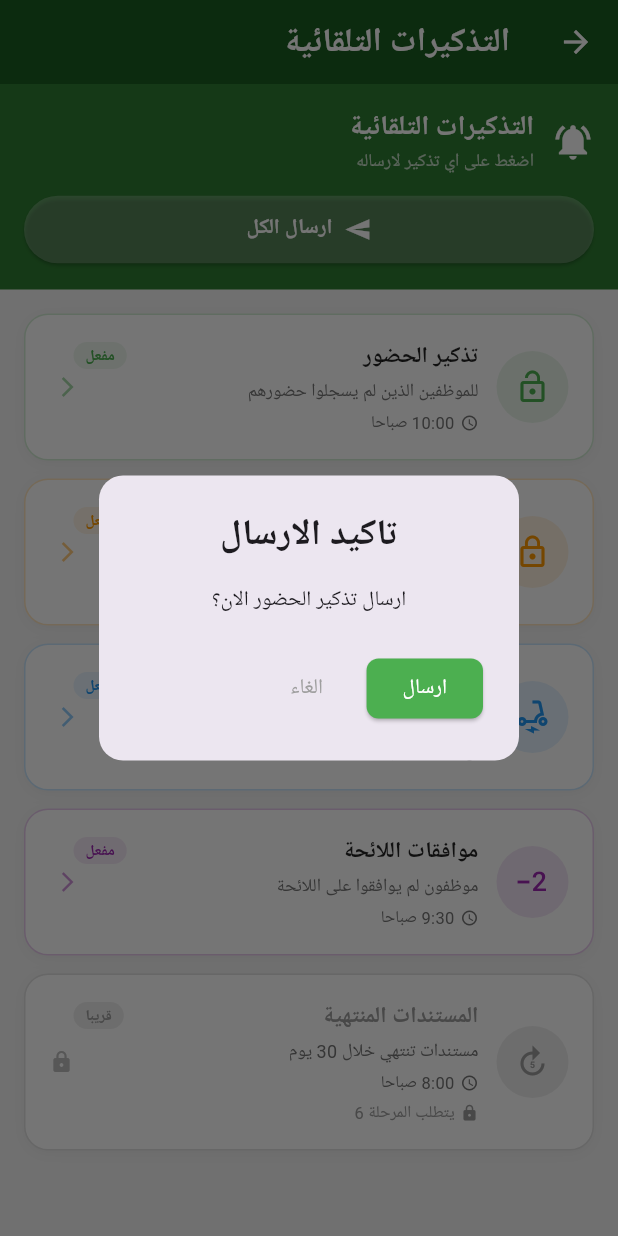
After one commit to johnsamire-coder/MotionHR_Employee, a Flutter app: the ReminderSettingsScreen screen opened directly, after a tap on "تذكير الحضور", on a phone screen of 412 x 824 dp. The commit adds this screen. Run offline on Flutter 3.47's test engine with Material 3 defaults, Android fonts, the phone set to English and light mode, and no system bars; our stand-ins replace file_picker, firebase_core, firebase_messaging, flutter_local_notifications, flutter_map, geolocator and 2 more; missing offline and left inert: flutter_background_service, flutter_background_service_android; accounts and stored records are empty; Roboto replaces fonts that are missing (Arial).

Commit message:
Add manager reminder settings screen

```diff
--- a/lib/main.dart
+++ b/lib/main.dart
@@ -3,6 +3,9 @@ import 'dart:convert';
 import 'dart:math';
 
 import 'package:flutter/material.dart';
+import 'screens/manager/reports/reports_hub_screen.dart';
+import 'screens/manager/payroll/payroll_hub_screen.dart';
+import 'screens/manager/reminder_settings_screen.dart';
 import 'package:flutter_map/flutter_map.dart';
 import 'package:geolocator/geolocator.dart';
 import 'package:http/http.dart' as http;
@@ -2941,7 +2944,16 @@ class _ManagerDashboardState extends State<ManagerDashboard> {
           () => Navigator.push(context, MaterialPageRoute(builder: (_) => const ManagerLiveLocationsScreen()))),
       const SizedBox(height: 12),
       _card('نطاق موقع الشركة', 'إعدادات', Icons.fence, Colors.teal,
-          () => Navigator.push(context, MaterialPageRoute(builder: (_) => const ManagerGeofenceScreen())))]));
+          () => Navigator.push(context, MaterialPageRoute(builder: (_) => const ManagerGeofenceScreen()))),
+      const SizedBox(height: 12),
+      _card('التقارير', 'عرض', Icons.analytics, Colors.indigo,
+          () => Navigator.push(context, MaterialPageRoute(builder: (_) => const ReportsHubScreen()))),
+      const SizedBox(height: 12),
+      _card('الرواتب', 'عرض', Icons.account_balance_wallet, Colors.green,
+          () => Navigator.push(context, MaterialPageRoute(builder: (_) => const PayrollHubScreen()))),
+      const SizedBox(height: 12),
+      _card('التذكيرات', 'إرسال', Icons.notifications_active, Colors.blueGrey,
+          () => Navigator.push(context, MaterialPageRoute(builder: (_) => const ReminderSettingsScreen())))]));
   }
 }
 
--- /dev/null
+++ b/lib/screens/manager/reminder_settings_screen.dart
@@ -0,0 +1,319 @@
+import 'dart:convert';
+import 'package:flutter/material.dart';
+import 'package:http/http.dart' as http;
+import 'package:shared_preferences/shared_preferences.dart';
+
+class ReminderSettingsScreen extends StatefulWidget {
+  const ReminderSettingsScreen({super.key});
+  @override
+  State<ReminderSettingsScreen> createState() => _ReminderSettingsScreenState();
+}
+
+class _ReminderSettingsScreenState extends State<ReminderSettingsScreen> {
+  bool _isSendingAll = false;
+
+  final List<Map<String, dynamic>> _reminders = [
+    {
+      'type': 'checkin',
+      'title': 'تذكير الحضور',
+      'subtitle': 'للموظفين الذين لم يسجلوا حضورهم',
+      'time': '10:00 صباحا',
+      'icon': 0xe3b0,
+      'color': 0xFF4CAF50,
+      'locked': false,
+      'sending': false,
+    },
+    {
+      'type': 'checkout',
+      'title': 'تذكير الانصراف',
+      'subtitle': 'للموظفين الذين لم يسجلوا انصرافهم',
+      'time': '6:00 مساء',
+      'icon': 0xe3b1,
+      'color': 0xFFFF9800,
+      'locked': false,
+      'sending': false,
+    },
+    {
+      'type': 'pending',
+      'title': 'الطلبات المعلقة',
+      'subtitle': 'طلبات معلقة اكثر من 24 ساعة',
+      'time': '11:00 صباحا',
+      'icon': 0xf015,
+      'color': 0xFF2196F3,
+      'locked': false,
+      'sending': false,
+    },
+    {
+      'type': 'charter',
+      'title': 'موافقات اللائحة',
+      'subtitle': 'موظفون لم يوافقوا على اللائحة',
+      'time': '9:30 صباحا',
+      'icon': 0xe24c,
+      'color': 0xFF9C27B0,
+      'locked': false,
+      'sending': false,
+    },
+    {
+      'type': 'documents',
+      'title': 'المستندات المنتهية',
+      'subtitle': 'مستندات تنتهي خلال 30 يوم',
+      'time': '8:00 صباحا',
+      'icon': 0xe2c7,
+      'color': 0xFF607D8B,
+      'locked': true,
+      'sending': false,
+    },
+  ];
+
+  Future<String> _getToken() async {
+    final prefs = await SharedPreferences.getInstance();
+    return prefs.getString('token') ?? '';
+  }
+
+  Future<void> _sendReminder(String type, int index) async {
+    if (_reminders[index]['locked'] == true) return;
+
+    final confirmed = await showDialog<bool>(
+      context: context,
+      builder: (ctx) => AlertDialog(
+        shape: RoundedRectangleBorder(borderRadius: BorderRadius.circular(16)),
+        title: const Text('تاكيد الارسال', textAlign: TextAlign.center,
+            style: TextStyle(fontWeight: FontWeight.bold)),
+        content: Text('ارسال ${_reminders[index]['title']} الان؟',
+            textAlign: TextAlign.center),
+        actions: [
+          TextButton(onPressed: () => Navigator.pop(ctx, false),
+              child: const Text('الغاء', style: TextStyle(color: Colors.grey))),
+          ElevatedButton(
+            onPressed: () => Navigator.pop(ctx, true),
+            style: ElevatedButton.styleFrom(
+                backgroundColor: Color(_reminders[index]['color']),
+                shape: RoundedRectangleBorder(borderRadius: BorderRadius.circular(8))),
+            child: const Text('ارسال', style: TextStyle(color: Colors.white)),
+          ),
+        ],
+      ),
+    );
+
+    if (confirmed != true) return;
+    setState(() => _reminders[index]['sending'] = true);
+
+    try {
+      final token = await _getToken();
+      final response = await http.post(
+        Uri.parse('https://jssolutions-eg.com/attendance/api/mobile/manager/reminders/trigger/'),
+        headers: {'Authorization': 'Token $token', 'Content-Type': 'application/json'},
+        body: json.encode({'type': type}),
+      ).timeout(const Duration(seconds: 30));
+
+      if (!mounted) return;
+      if (response.statusCode == 200) {
+        _showSnack('تم ارسال: ${_reminders[index]['title']} بنجاح', true);
+      } else {
+        _showSnack('حدث خطا اثناء الارسال', false);
+      }
+    } catch (_) {
+      if (mounted) _showSnack('تعذر الاتصال بالسيرفر', false);
+    } finally {
+      if (mounted) setState(() => _reminders[index]['sending'] = false);
+    }
+  }
+
+  Future<void> _sendAll() async {
+    final confirmed = await showDialog<bool>(
+      context: context,
+      builder: (ctx) => AlertDialog(
+        shape: RoundedRectangleBorder(borderRadius: BorderRadius.circular(16)),
+        title: const Text('ارسال الكل', textAlign: TextAlign.center,
+            style: TextStyle(fontWeight: FontWeight.bold)),
+        content: const Text('ارسال جميع التذكيرات الان؟', textAlign: TextAlign.center),
+        actions: [
+          TextButton(onPressed: () => Navigator.pop(ctx, false),
+              child: const Text('الغاء', style: TextStyle(color: Colors.grey))),
+          ElevatedButton(
+            onPressed: () => Navigator.pop(ctx, true),
+            style: ElevatedButton.styleFrom(
+                backgroundColor: const Color(0xFF1B5E20),
+                shape: RoundedRectangleBorder(borderRadius: BorderRadius.circular(8))),
+            child: const Text('ارسال الكل', style: TextStyle(color: Colors.white)),
+          ),
+        ],
+      ),
+    );
+
+    if (confirmed != true) return;
+    setState(() => _isSendingAll = true);
+
+    try {
+      final token = await _getToken();
+      final response = await http.post(
+        Uri.parse('https://jssolutions-eg.com/attendance/api/mobile/manager/reminders/trigger/'),
+        headers: {'Authorization': 'Token $token', 'Content-Type': 'application/json'},
+        body: json.encode({'type': 'all'}),
+      ).timeout(const Duration(seconds: 60));
+
+      if (!mounted) return;
+      if (response.statusCode == 200) {
+        _showSnack('تم ارسال جميع التذكيرات بنجاح', true);
+      } else {
+        _showSnack('حدث خطا', false);
+      }
+    } catch (_) {
+      if (mounted) _showSnack('تعذر الاتصال', false);
+    } finally {
+      if (mounted) setState(() => _isSendingAll = false);
+    }
+  }
+
+  void _showSnack(String msg, bool ok) {
+    ScaffoldMessenger.of(context).showSnackBar(SnackBar(
+      content: Row(children: [
+        Icon(ok ? Icons.check_circle : Icons.error, color: Colors.white),
+        const SizedBox(width: 8),
+        Expanded(child: Text(msg)),
+      ]),
+      backgroundColor: ok ? Colors.green : Colors.red,
+      behavior: SnackBarBehavior.floating,
+      shape: RoundedRectangleBorder(borderRadius: BorderRadius.circular(10)),
+    ));
+  }
+
+  @override
+  Widget build(BuildContext context) {
+    return Directionality(
+      textDirection: TextDirection.rtl,
+      child: Scaffold(
+        backgroundColor: const Color(0xFFF5F5F5),
+        appBar: AppBar(
+          backgroundColor: const Color(0xFF1B5E20),
+          foregroundColor: Colors.white,
+          title: const Text('التذكيرات التلقائية',
+              style: TextStyle(fontWeight: FontWeight.bold)),
+        ),
+        body: Column(children: [
+          Container(
+            width: double.infinity,
+            padding: const EdgeInsets.all(16),
+            color: const Color(0xFF2E7D32),
+            child: Column(children: [
+              const Row(children: [
+                Icon(Icons.notifications_active, color: Colors.white, size: 28),
+                SizedBox(width: 12),
+                Expanded(child: Column(
+                    crossAxisAlignment: CrossAxisAlignment.start,
+                    children: [
+                      Text('التذكيرات التلقائية',
+                          style: TextStyle(color: Colors.white, fontSize: 18,
+                              fontWeight: FontWeight.bold)),
+                      Text('اضغط على اي تذكير لارساله',
+                          style: TextStyle(color: Colors.white70, fontSize: 12)),
+                    ])),
+              ]),
+              const SizedBox(height: 12),
+              SizedBox(
+                width: double.infinity,
+                child: ElevatedButton.icon(
+                  onPressed: _isSendingAll ? null : _sendAll,
+                  icon: _isSendingAll
+                      ? const SizedBox(width: 16, height: 16,
+                          child: CircularProgressIndicator(strokeWidth: 2, color: Colors.white))
+                      : const Icon(Icons.send, color: Colors.white),
+                  label: Text(_isSendingAll ? 'جاري الارسال...' : 'ارسال الكل',
+                      style: const TextStyle(color: Colors.white, fontWeight: FontWeight.bold)),
+                  style: ElevatedButton.styleFrom(
+                      backgroundColor: Colors.white24,
+                      padding: const EdgeInsets.symmetric(vertical: 12)),
+                ),
+              ),
+            ]),
+          ),
+          Expanded(
+            child: ListView.builder(
+              padding: const EdgeInsets.all(16),
+              itemCount: _reminders.length,
+              itemBuilder: (context, index) {
+                final r = _reminders[index];
+                final locked = r['locked'] == true;
+                final sending = r['sending'] == true;
+                final color = Color(r['color']);
+
+                return GestureDetector(
+                  onTap: locked || sending ? null : () => _sendReminder(r['type'], index),
+                  child: Container(
+                    margin: const EdgeInsets.only(bottom: 12),
+                    padding: const EdgeInsets.all(16),
+                    decoration: BoxDecoration(
+                      color: Colors.white,
+                      borderRadius: BorderRadius.circular(16),
+                      border: Border.all(
+                          color: locked ? Colors.grey.shade300 : color.withValues(alpha: 0.25)),
+                      boxShadow: [BoxShadow(
+                          color: Colors.black.withValues(alpha: 0.05),
+                          blurRadius: 8, offset: const Offset(0, 2))],
+                    ),
+                    child: Row(children: [
+                      Container(
+                        width: 48, height: 48,
+                        decoration: BoxDecoration(
+                          color: locked ? Colors.grey.shade200 : color.withValues(alpha: 0.12),
+                          shape: BoxShape.circle),
+                        child: Icon(
+                          IconData(r['icon'], fontFamily: 'MaterialIcons'),
+                          color: locked ? Colors.grey : color),
+                      ),
+                      const SizedBox(width: 12),
+                      Expanded(child: Column(
+                          crossAxisAlignment: CrossAxisAlignment.start,
+                          children: [
+                            Row(children: [
+                              Expanded(child: Text(r['title'],
+                                  style: TextStyle(fontSize: 15, fontWeight: FontWeight.bold,
+                                      color: locked ? Colors.grey : Colors.black87))),
+                              Container(
+                                padding: const EdgeInsets.symmetric(horizontal: 8, vertical: 2),
+                                decoration: BoxDecoration(
+                                    color: locked ? Colors.grey.shade200 : color.withValues(alpha: 0.1),
+                                    borderRadius: BorderRadius.circular(12)),
+                                child: Text(locked ? 'قريبا' : 'مفعل',
+                                    style: TextStyle(fontSize: 10, fontWeight: FontWeight.bold,
+                                        color: locked ? Colors.grey : color)),
+                              ),
+                            ]),
+                            const SizedBox(height: 4),
+                            Text(r['subtitle'],
+                                style: TextStyle(fontSize: 12, color: Colors.grey[600])),
+                            const SizedBox(height: 4),
+                            Row(children: [
+                              Icon(Icons.access_time, size: 12, color: Colors.grey[600]),
+                              const SizedBox(width: 4),
+                              Text(r['time'],
+                                  style: TextStyle(fontSize: 11, color: Colors.grey[600])),
+                            ]),
+                            if (locked) ...[
+                              const SizedBox(height: 4),
+                              Row(children: [
+                                Icon(Icons.lock, size: 12, color: Colors.grey[500]),
+                                const SizedBox(width: 4),
+                                Text('يتطلب المرحلة 6',
+                                    style: TextStyle(fontSize: 11, color: Colors.grey[500])),
+                              ]),
+                            ],
+                          ])),
+                      if (sending)
+                        SizedBox(width: 20, height: 20,
+                            child: CircularProgressIndicator(strokeWidth: 2, color: color))
+                      else if (locked)
+                        Icon(Icons.lock, color: Colors.grey[400], size: 16)
+                      else
+                        Icon(Icons.arrow_back_ios, color: color.withValues(alpha: 0.5), size: 16),
+                    ]),
+                  ),
+                );
+              },
+            ),
+          ),
+        ]),
+      ),
+    );
+  }
+}
```
